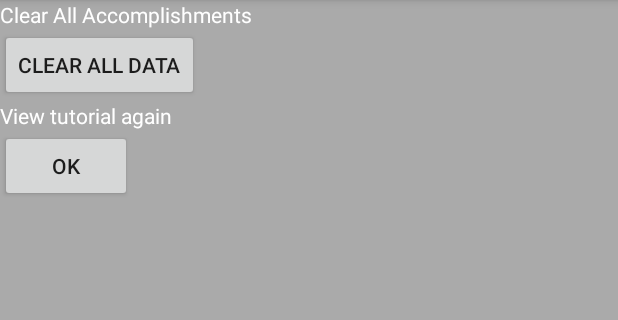
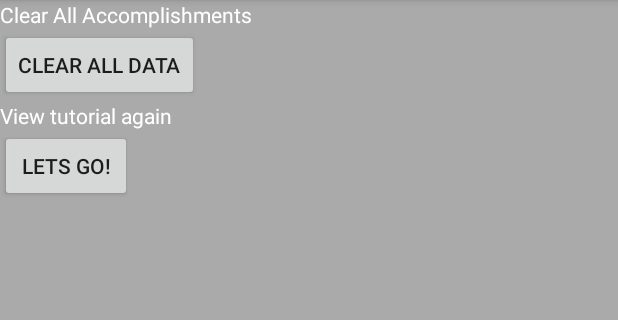
Before and after one commit to starfish01/ChaliceOfAwesome, an Android app: the fragment SettingFragment placed in its activity, on a phone screen of 412 x 824 dp, the part 84-404 px from its top. Run offline under Robolectric (Android 15) with nearby library versions, the phone set to English and light mode, and no system bars; 1 statement that could not run was skipped.

Commit message:
31-5 lunch break
string to xml

```diff
--- a/app/src/main/res/layout/fragment_setting.xml
+++ b/app/src/main/res/layout/fragment_setting.xml
@@ -10,26 +10,26 @@
         android:layout_width="wrap_content"
         android:textColor="@android:color/white"
         android:layout_height="wrap_content"
-        android:text="Clear All Accomplishments" />
+        android:text="@string/settings_clear_all_accomplishments" />
 
     <Button
         android:id="@+id/clearAllButton"
         android:layout_width="wrap_content"
         android:layout_height="wrap_content"
-        android:text="Clear All Data" />
+        android:text="@string/settings_btn_clear_all_data" />
 
     <TextView
         android:layout_width="wrap_content"
         android:textColor="@android:color/white"
         android:id="@+id/viewSplashScreen"
         android:layout_height="wrap_content"
-        android:text="View tutorial again" />
+        android:text="@string/settings_view_tut_again" />
 
     <Button
         android:id="@+id/viewSplashScreenButton"
         android:layout_width="wrap_content"
         android:layout_height="wrap_content"
-        android:text="Ok" />
+        android:text="@string/settings_btn_view_tut_again" />
 
 
 </LinearLayout>
--- a/app/src/main/res/layout/input_dialog_deed.xml
+++ b/app/src/main/res/layout/input_dialog_deed.xml
@@ -6,14 +6,14 @@
     <TextView
         android:layout_width="match_parent"
         android:layout_height="wrap_content"
-        android:text="Damn You're Awesome"
+        android:text="@string/input_dialog_deed_congratulation"
         android:gravity="center"
         android:textAppearance="@style/TextAppearance.AppCompat.Body2" />
 
     <TextView
         android:layout_width="match_parent"
         android:layout_height="wrap_content"
-        android:text="Accomplishment" />
+        android:text="@string/input_dialog_deed_title" />
 
     <EditText
         android:id="@+id/editTextAccom"
--- a/app/src/main/res/layout/slide_2.xml
+++ b/app/src/main/res/layout/slide_2.xml
@@ -9,16 +9,17 @@
 
 
     <TextView
-        android:layout_marginTop="100px"
+        android:layout_marginTop="100dp"
         android:id="@+id/textView"
         android:textSize="40sp"
         android:textColor="@android:color/white"
         android:layout_width="match_parent"
         android:layout_height="wrap_content"
         android:textAlignment="center"
-        android:text="Add Your Accomplishments" />
+        android:text="@string/slide_2_title" />
     <ImageView
         android:id="@+id/imageView"
+        android:contentDescription="@null"
         android:layout_width="match_parent"
         android:layout_height="300dp"
         android:adjustViewBounds="false"
--- a/app/src/main/res/values/strings.xml
+++ b/app/src/main/res/values/strings.xml
@@ -69,8 +69,27 @@
     <!-- Example settings for Notifications -->
     <string name="pref_header_notifications">Notifications</string>
 
+    <!--- input text -->
+    <string name="input_dialog_deed_title">Accomplishment</string>
+    <string name="input_dialog_deed_congratulation">Damn You\'re Awesome</string>
+
+    <!-- fragment_settings-->
+    <string name="settings_clear_all_accomplishments">Clear All Accomplishments</string>
+    <string name="settings_btn_clear_all_data">Clear All Data</string>
+    <string name="settings_view_tut_again">View tutorial again</string>
+    <string name="settings_btn_view_tut_again">Lets Go!</string>
+
+    <!--Slide 1,2,3 Tutorial-->
+    <string name="slide_1_title">Take a moment</string>
+    <string name="slide_1_line_1">to remember all the</string>
+    <string name="slide_1_line_2">Awesome things you\'ve done</string>
+
+    <string name="slide_2_title">Add your Accomplishments</string>
+
+    <string name="slide_3_title">Remind the Champion by</string>
+    <string name="slide_3_line_1">Holding down the Chalice</string>
+
     <string name="pref_title_new_message_notifications">New message notifications</string>
-
     <string name="pref_title_ringtone">Ringtone</string>
     <string name="pref_ringtone_silent">Silent</string>
 
--- a/build.gradle
+++ b/build.gradle
@@ -5,7 +5,7 @@ buildscript {
         jcenter()
     }
     dependencies {
-        classpath 'com.android.tools.build:gradle:2.3.0'
+        classpath 'com.android.tools.build:gradle:2.3.2'
 
         // NOTE: Do not place your application dependencies here; they belong
         // in the individual module build.gradle files
```
Also changed, not shown: app/src/main/res/layout/slide_1.xml (+5 -5 lines), app/src/main/res/layout/slide_3.xml (+6 -4 lines).
